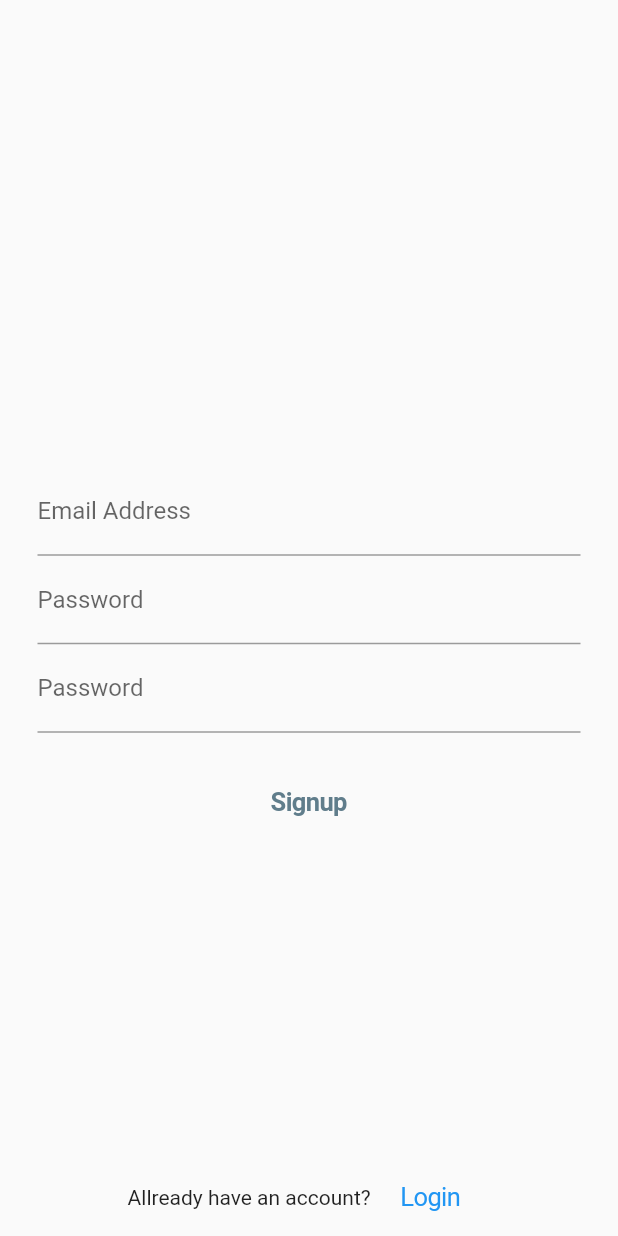
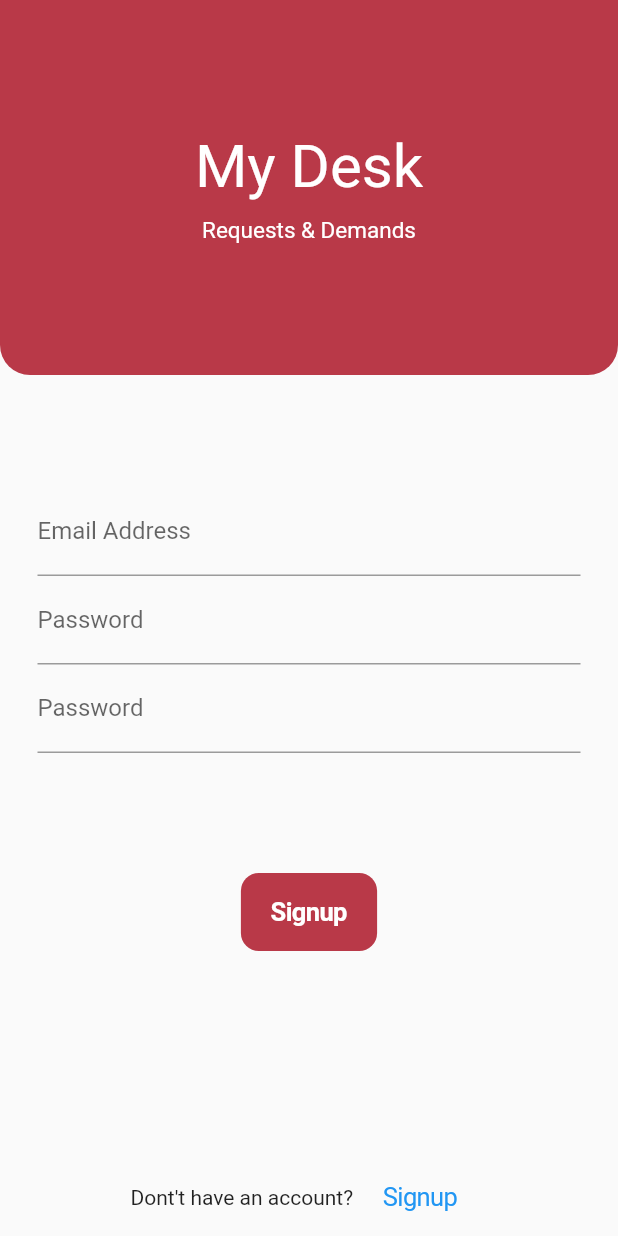
Before and after one commit to hameezk/my_desk, a Flutter app: the SignupPage screen opened directly, on a phone screen of 412 x 824 dp. Run offline on Flutter 3.47's test engine with Material 2 defaults, Android fonts, the phone set to English and light mode, and no system bars; our stand-ins replace cloud_firestore, firebase_auth, firebase_core, firebase_storage, flutter_rating_bar, image_cropper and 1 more; accounts and stored records are empty.

Commit message:
login signup

```diff
--- a/lib/misc/colors.dart
+++ b/lib/misc/colors.dart
@@ -1,6 +1,6 @@
 import 'package:flutter/cupertino.dart';
 
 class MyColors {
-  static var pinkRedishColor = const Color.fromRGBO(185, 57, 72, 0.5);
+  static var pinkRedishColor = const Color.fromRGBO(185, 57, 72, 1);
   static var darkGreyColor = const Color.fromRGBO(72, 79, 87, 1.0);
 }
--- a/lib/pages/signup_page.dart
+++ b/lib/pages/signup_page.dart
@@ -2,10 +2,9 @@ import 'package:flutter/cupertino.dart';
 import 'package:flutter/material.dart';
 import 'package:firebase_auth/firebase_auth.dart';
 import 'package:cloud_firestore/cloud_firestore.dart';
+import 'package:my_desk/misc/colors.dart';
 import 'package:my_desk/models/user_model.dart';
 import 'package:my_desk/pages/complete_profile.dart';
-import 'package:my_desk/pages/login_page.dart';
-
 
 class SignupPage extends StatefulWidget {
   const SignupPage({Key? key}) : super(key: key);
@@ -100,14 +99,50 @@ class _SignupPageState extends State<SignupPage> {
   Widget build(BuildContext context) {
     return Scaffold(
       body: SafeArea(
-        child: Padding(
-          padding: const EdgeInsets.all(25.0),
-          child: Center(
         child: SingleChildScrollView(
           child: Column(
             children: [
+              Container(
+                height: 250,
+                decoration: BoxDecoration(
+                  color: MyColors.pinkRedishColor,
+                  borderRadius: const BorderRadius.only(
+                    bottomLeft: Radius.circular(20),
+                    bottomRight: Radius.circular(20),
+                  ),
+                ),
+                child: Center(
+                  child: Column(
+                    crossAxisAlignment: CrossAxisAlignment.center,
+                    mainAxisAlignment: MainAxisAlignment.center,
+                    children: const [
+                      Text(
+                        "My Desk",
+                        style: TextStyle(
+                          fontSize: 40,
+                          color: Colors.white,
+                        ),
+                      ),
+                      SizedBox(
+                        height: 10,
+                      ),
+                      Text(
+                        "Requests & Demands",
+                        style: TextStyle(
+                          fontSize: 15,
+                          color: Colors.white,
+                        ),
+                      ),
+                    ],
+                  ),
+                ),
+              ),
+              Padding(
+                padding: const EdgeInsets.all(25.0),
+                child: Column(
+                  children: [
                     const SizedBox(
-                    height: 100,
+                      height: 50,
                     ),
                     TextField(
                       controller: emailController,
@@ -133,16 +168,17 @@ class _SignupPageState extends State<SignupPage> {
                       ),
                     ),
                     const SizedBox(
-                    height: 20,
+                      height: 80,
                     ),
                     CupertinoButton(
+                      color: MyColors.pinkRedishColor,
                       onPressed: () {
                         checkValues();
                       },
                       child: const Text(
                         "Signup",
                         style: TextStyle(
-                        color: Colors.blueGrey,
+                          color: Colors.white,
                           fontWeight: FontWeight.bold,
                         ),
                       ),
@@ -150,6 +186,7 @@ class _SignupPageState extends State<SignupPage> {
                   ],
                 ),
               ),
+            ],
           ),
         ),
       ),
@@ -157,7 +194,7 @@ class _SignupPageState extends State<SignupPage> {
         mainAxisAlignment: MainAxisAlignment.center,
         children: [
           Row(
-            children: const [Text("Allready have an account?")],
+            children: const [Text("Dont't have an account?")],
           ),
           CupertinoButton(
             onPressed: () {
@@ -165,12 +202,12 @@ class _SignupPageState extends State<SignupPage> {
                 context,
                 MaterialPageRoute(
                   builder: (context) {
-                    return const LoginPage();
+                    return const SignupPage();
                   },
                 ),
               );
             },
-            child: const Text("Login"),
+            child: const Text("Signup"),
           )
         ],
       ),
```
Also changed, not shown: lib/pages/complete_profile.dart (+24 -7 lines), lib/pages/login_page.dart (+28 -12 lines). Lines whose indentation alone changed are shown as unchanged.
